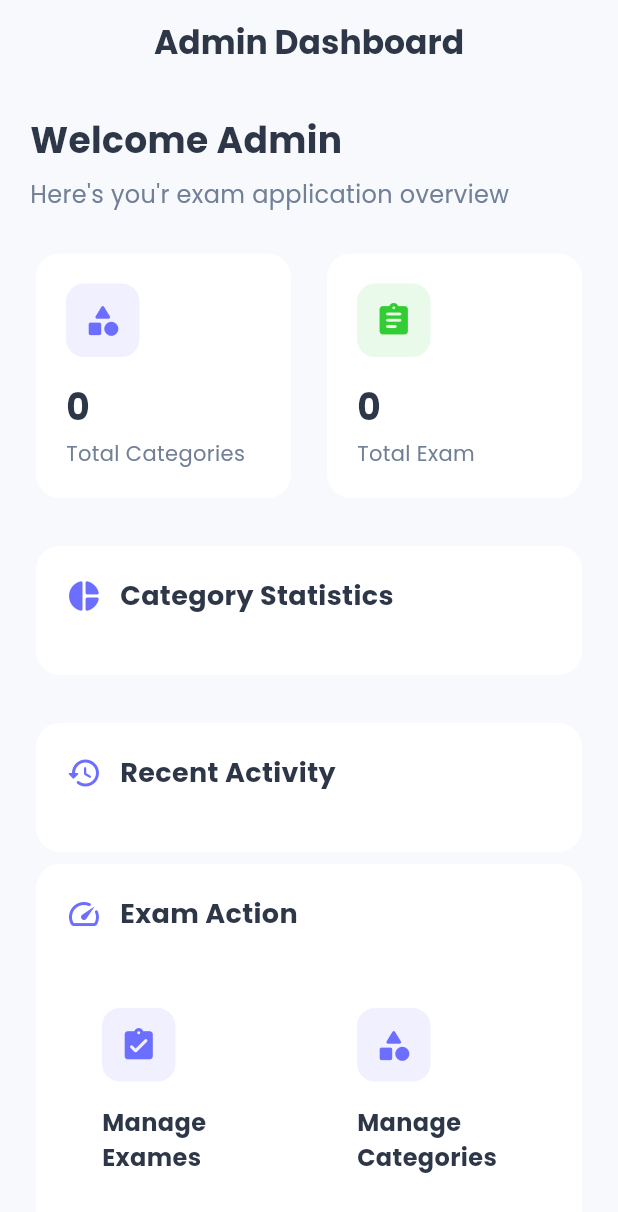
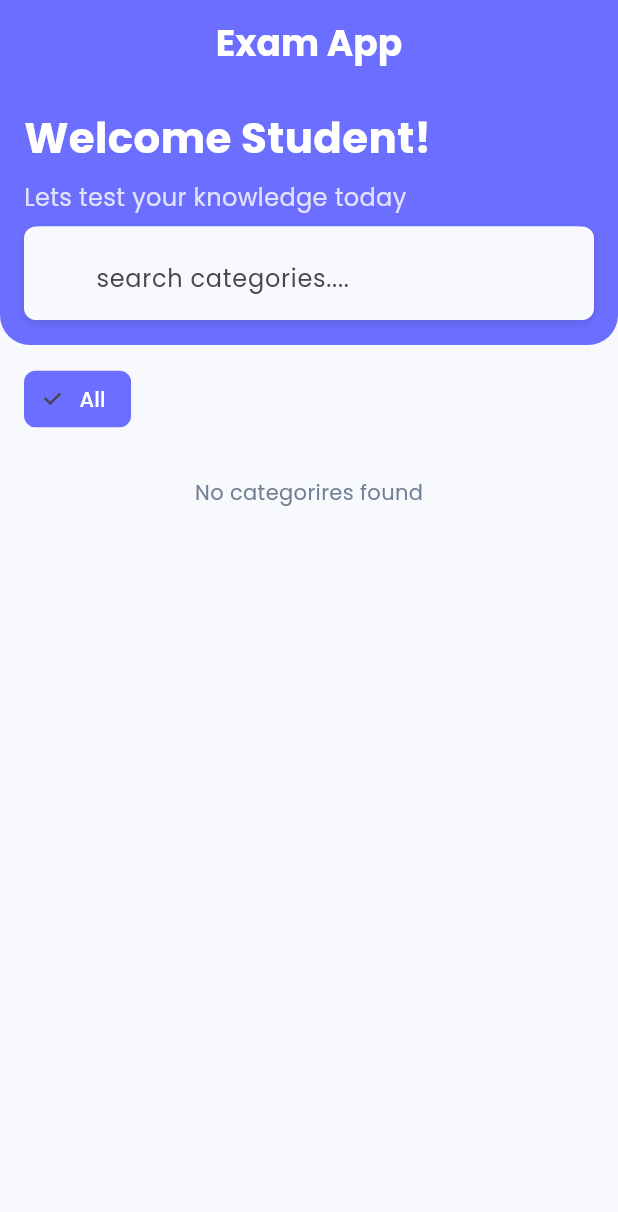
Before and after one commit to yemom/AAiT_School_project_mobileapp_exam_app, a Flutter app: the screen it shows after launch, on a phone screen of 412 x 824 dp. Shown: the top 1212 px of the screen. Run offline on Flutter 3.47's test engine with Material 3 defaults, Android fonts, the phone set to English and light mode, and no system bars; our stand-ins replace cloud_firestore, firebase_core, flutter_animate, google_fonts, retry; accounts and stored records are empty.

Commit message:
create user side interface

```diff
--- a/lib/main.dart
+++ b/lib/main.dart
@@ -1,13 +1,40 @@
 import 'package:another_exam_app/firebase_options.dart';
 import 'package:another_exam_app/theme/theme.dart';
-import 'package:another_exam_app/views/admin/admin_home_screen.dart';
+import 'package:another_exam_app/views/user/home_screen.dart';
 import 'package:firebase_core/firebase_core.dart';
 import 'package:flutter/material.dart';
 
 void main() async {
   WidgetsFlutterBinding.ensureInitialized();
-  await Firebase.initializeApp(options: DefaultFirebaseOptions.currentPlatform);
-  runApp(MyApp());
+  try {
+    await Firebase.initializeApp(
+      options: DefaultFirebaseOptions.currentPlatform,
+    );
+    runApp(MyApp());
+  } catch (e) {
+    print("Error initializing Firebase: $e");
+
+    runApp(ErrorApp(error: e));
+  }
+}
+
+class ErrorApp extends StatelessWidget {
+  final Object error;
+  const ErrorApp({Key? key, required this.error}) : super(key: key);
+
+  @override
+  Widget build(BuildContext context) {
+    return MaterialApp(
+      home: Scaffold(
+        body: Center(
+          child: Text(
+            'Error: ${error.toString()}',
+            textAlign: TextAlign.center,
+          ),
+        ),
+      ),
+    );
+  }
 }
 
 class MyApp extends StatelessWidget {
@@ -19,7 +46,7 @@ class MyApp extends StatelessWidget {
       debugShowCheckedModeBanner: false,
       theme: AppTheme.theme,
       title: "Exam App",
-      home: AdminHomeScreen(),
+      home: HomeScreen(),
     );
   }
 }
--- a/lib/views/admin/add_exam_screen.dart
+++ b/lib/views/admin/add_exam_screen.dart
@@ -10,11 +10,11 @@ class AddExamScreen extends StatefulWidget {
   final String? examId;
   final VoidCallback? onExamAdded;
   const AddExamScreen({
-    Key? key,
+    super.key,
     required this.categoryId,
     this.examId,
     this.onExamAdded,
-  }) : super(key: key);
+  });
 
   @override
   State<AddExamScreen> createState() => _AddExamScreenState();
@@ -214,7 +214,7 @@ class _AddExamScreenState extends State<AddExamScreen> {
     return Scaffold(
       appBar: AppBar(
         title: Text(
-          widget.examId == null ? 'Add Exam' : 'Edit Exam',
+          widget.examId == null ? "Add ${widget.examId} Exam" : 'Edit Exam',
           style: TextStyle(fontWeight: FontWeight.bold),
         ),
       ),
--- a/lib/views/admin/admin_home_screen.dart
+++ b/lib/views/admin/admin_home_screen.dart
@@ -5,7 +5,7 @@ import 'package:cloud_firestore/cloud_firestore.dart';
 import 'package:flutter/material.dart';
 
 class AdminHomeScreen extends StatefulWidget {
-  const AdminHomeScreen({Key? key}) : super(key: key);
+  const AdminHomeScreen({super.key});
 
   @override
   State<AdminHomeScreen> createState() => _AdminHomeScreenState();
--- /dev/null
+++ b/lib/views/user/home_screen.dart
@@ -0,0 +1,301 @@
+import 'package:another_exam_app/model/category.dart' as model;
+import 'package:another_exam_app/theme/theme.dart';
+import 'package:another_exam_app/views/user/category_screen.dart';
+import 'package:cloud_firestore/cloud_firestore.dart';
+import 'package:flutter/material.dart';
+import 'package:flutter_animate/flutter_animate.dart';
+
+class HomeScreen extends StatefulWidget {
+  const HomeScreen({super.key});
+
+  @override
+  State<HomeScreen> createState() => _HomeScreenState();
+}
+
+class _HomeScreenState extends State<HomeScreen> {
+  final TextEditingController _searchController = TextEditingController();
+  List<model.Category> _allCategories = [];
+  List<model.Category> _filteredCategories = [];
+
+  List<String> _categoryFiltters = ['All'];
+  String _selectedFiltter = "All";
+
+  @override
+  void initState() {
+    super.initState();
+    _fetchCategories();
+  }
+
+  Future<void> _fetchCategories() async {
+    final snapshot =
+        await FirebaseFirestore.instance
+            .collection('categories')
+            .orderBy('createdAt', descending: true)
+            .get();
+
+    setState(() {
+      _allCategories =
+          snapshot.docs
+              .map((doc) => model.Category.fromMap(doc.id, doc.data()))
+              .toList();
+
+      _categoryFiltters =
+          ['All'] +
+          _allCategories.map((category) => category.name).toSet().toList();
+
+      _filteredCategories = _allCategories;
+    });
+  }
+
+  void _filterdCategories(String query, {String? categoryFilter}) {
+    setState(() {
+      _filteredCategories =
+          _allCategories.where((cat) {
+            // Changed variable name from Category to cat
+            final matchSearch =
+                cat.name.toLowerCase().contains(query.toLowerCase()) ||
+                cat.description.toLowerCase().contains(query.toLowerCase());
+            final matchCategory =
+                categoryFilter == null ||
+                categoryFilter == "All" ||
+                cat.name.toLowerCase() == categoryFilter.toLowerCase();
+            return matchCategory && matchCategory;
+          }).toList();
+    });
+  }
+
+  @override
+  Widget build(BuildContext context) {
+    return Scaffold(
+      backgroundColor: AppTheme.backgroundColor,
+      body: CustomScrollView(
+        slivers: [
+          SliverAppBar(
+            expandedHeight: 230,
+            pinned: true,
+            floating: true,
+            centerTitle: true,
+            backgroundColor: AppTheme.primaryColor,
+            shape: RoundedRectangleBorder(
+              borderRadius: BorderRadius.only(
+                bottomLeft: Radius.circular(20),
+                bottomRight: Radius.circular(20),
+              ),
+            ),
+            title: Text(
+              "Exam App",
+              style: TextStyle(
+                fontSize: 24,
+                fontWeight: FontWeight.bold,
+                color: Colors.white,
+              ),
+            ),
+            flexibleSpace: FlexibleSpaceBar(
+              background: SafeArea(
+                child: Column(
+                  children: [
+                    SizedBox(height: kToolbarHeight + 16),
+                    Padding(
+                      padding: EdgeInsets.symmetric(horizontal: 16),
+                      child: Column(
+                        crossAxisAlignment: CrossAxisAlignment.start,
+                        children: [
+                          Text(
+                            "Welcome Student!",
+                            style: TextStyle(
+                              fontSize: 28,
+                              fontWeight: FontWeight.bold,
+                              color: Colors.white,
+                            ),
+                          ),
+                          SizedBox(height: 8),
+                          Text(
+                            "Let\s test your knowledge today",
+                            style: TextStyle(
+                              fontSize: 16,
+
+                              color: Colors.white.withOpacity(0.8),
+                            ),
+                          ),
+                          SizedBox(height: 8),
+                          Container(
+                            decoration: BoxDecoration(
+                              color: Colors.white,
+                              borderRadius: BorderRadius.circular(8),
+                              boxShadow: [
+                                BoxShadow(
+                                  color: Colors.black.withOpacity(0.1),
+                                  blurRadius: 4,
+                                  offset: Offset(0, 2),
+                                ),
+                              ],
+                            ),
+                            child: TextField(
+                              controller: _searchController,
+                              onChanged: (value) => _filterdCategories(value),
+                              decoration: InputDecoration(
+                                hintText: "search categories....",
+                                prefix: Icon(
+                                  Icons.search,
+                                  color: AppTheme.primaryColor,
+                                ),
+                                suffixIcon:
+                                    _searchController.text.isNotEmpty
+                                        ? IconButton(
+                                          onPressed: () {
+                                            _searchController.clear();
+                                            _filterdCategories('');
+                                          },
+                                          icon: Icon(Icons.clear),
+                                          color: AppTheme.primaryColor,
+                                        )
+                                        : null,
+                                border: InputBorder.none,
+                              ),
+                            ),
+                          ),
+                        ],
+                      ),
+                    ),
+                  ],
+                ),
+              ),
+              collapseMode: CollapseMode.pin,
+            ),
+          ),
+          SliverToBoxAdapter(
+            child: Container(
+              margin: EdgeInsets.all(16),
+              height: 40,
+              child: ListView.builder(
+                scrollDirection: Axis.horizontal,
+                itemCount: _categoryFiltters.length,
+                itemBuilder: (context, index) {
+                  final filter = _categoryFiltters[index];
+                  return Padding(
+                    padding: EdgeInsets.only(right: 8),
+                    child: ChoiceChip(
+                      label: Text(
+                        filter,
+                        style: TextStyle(
+                          color:
+                              _selectedFiltter == filter
+                                  ? Colors.white
+                                  : AppTheme.textPrimaryColor,
+                        ),
+                      ),
+                      selected: _selectedFiltter == filter,
+                      selectedColor: AppTheme.primaryColor,
+                      backgroundColor: Colors.white,
+                      onSelected: (bool selected) {
+                        setState(() {
+                          _selectedFiltter = filter;
+                          _filterdCategories(
+                            _searchController.text,
+                            categoryFilter: filter,
+                          );
+                        });
+                      },
+                    ),
+                  );
+                },
+              ),
+            ),
+          ),
+          SliverPadding(
+            padding: EdgeInsets.all(16),
+            sliver:
+                _filteredCategories.isEmpty
+                    ? SliverToBoxAdapter(
+                      child: Center(
+                        child: Text(
+                          "No categorires found",
+                          style: TextStyle(color: AppTheme.textScondaryColor),
+                        ),
+                      ),
+                    )
+                    : SliverGrid(
+                      delegate: SliverChildBuilderDelegate(
+                        (context, index) => _buildCategoryCard(
+                          _filteredCategories[index],
+                          index,
+                        ),
+                        childCount: _filteredCategories.length,
+                      ),
+                      gridDelegate: SliverGridDelegateWithFixedCrossAxisCount(
+                        crossAxisCount: 2,
+                        mainAxisSpacing: 16,
+                        crossAxisSpacing: 16,
+                        childAspectRatio: 0.8,
+                      ),
+                    ),
+          ),
+        ],
+      ),
+    );
+  }
+
+  Widget _buildCategoryCard(model.Category category, int index) {
+    return Card(
+          elevation: 0,
+          shape: RoundedRectangleBorder(
+            borderRadius: BorderRadius.circular(16),
+          ),
+          child: InkWell(
+            borderRadius: BorderRadius.circular(16),
+            onTap: () {
+              Navigator.push(
+                context,
+                MaterialPageRoute(
+                  builder: (context) => CategoryScreen(category: category),
+                ),
+              );
+            },
+            child: Container(
+              padding: EdgeInsets.all(16),
+              child: Column(
+                mainAxisAlignment: MainAxisAlignment.center,
+                children: [
+                  Container(
+                    padding: EdgeInsets.all(16),
+                    decoration: BoxDecoration(
+                      color: AppTheme.primaryColor.withOpacity(0.1),
+                      borderRadius: BorderRadius.circular(12),
+                    ),
+                    child: Icon(
+                      Icons.quiz,
+                      size: 48,
+                      color: AppTheme.primaryColor,
+                    ),
+                  ),
+                  SizedBox(height: 16),
+                  Text(
+                    category.name,
+                    style: TextStyle(
+                      fontSize: 20,
+                      fontWeight: FontWeight.bold,
+                      color: AppTheme.textPrimaryColor,
+                    ),
+                  ),
+                  SizedBox(height: 16),
+                  Text(
+                    category.description,
+                    style: TextStyle(
+                      fontSize: 14,
+
+                      color: AppTheme.textScondaryColor,
+                    ),
+                    textAlign: TextAlign.center,
+                    maxLines: 2,
+                    overflow: TextOverflow.ellipsis,
+                  ),
+                ],
+              ),
+            ),
+          ),
+        )
+        .animate(delay: Duration(milliseconds: 100 * index))
+        .slideY(begin: 0.5, end: 0, duration: Duration(milliseconds: 300))
+        .fadeIn();
+  }
+}
```
Also changed, not shown: lib/views/admin/manage_exames_screen.dart (+14 -23 lines), lib/views/user/category_screen.dart (added, +155 -0 lines).
